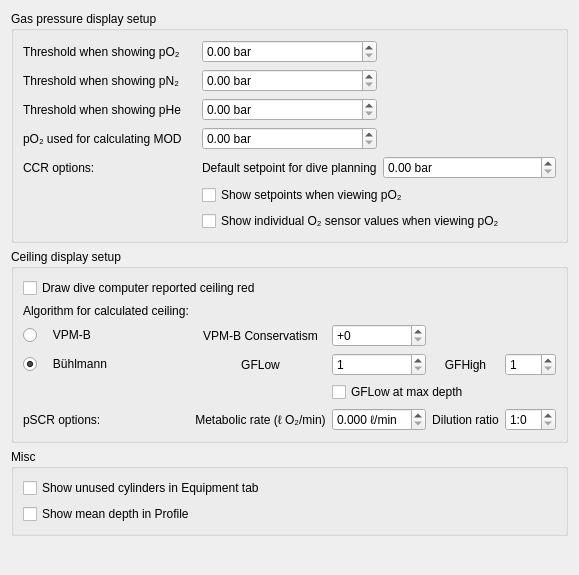
Qt form desktop-widgets/preferences/preferences_graph.ui (subsurface/subsurface) before a commit.
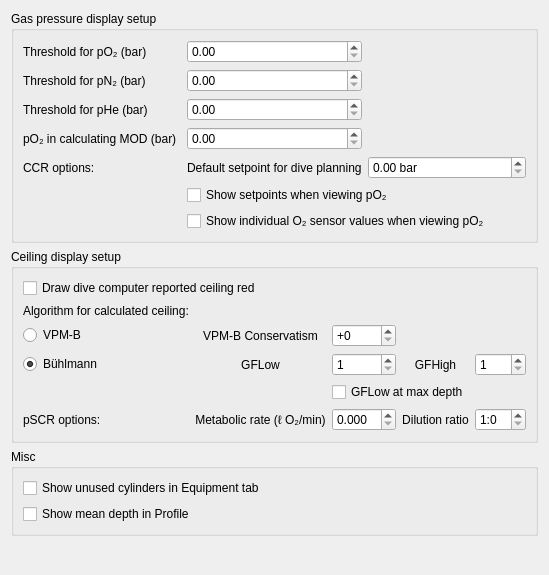
The same form after that commit.

Commit message:
Updates to Preferences -> Graph
This reorganises the Preferences->Graph tab.
All leading spaces have been removed for labels and text fields.

```diff
--- a/desktop-widgets/preferences/preferences_graph.ui
+++ b/desktop-widgets/preferences/preferences_graph.ui
@@ -26,7 +26,7 @@
          <bool>true</bool>
         </property>
         <property name="text">
-         <string>Threshold when showing pO₂</string>
+         <string>Threshold for pO₂ (bar)</string>
         </property>
        </widget>
       </item>
@@ -38,9 +38,6 @@
         <property name="singleStep">
          <double>0.100000000000000</double>
         </property>
-        <property name="suffix">
-         <string> bar</string>
-        </property>
        </widget>
       </item>
       <item row="1" column="0">
@@ -49,7 +46,7 @@
          <bool>true</bool>
         </property>
         <property name="text">
-         <string>Threshold when showing pN₂</string>
+         <string>Threshold for pN₂ (bar)</string>
         </property>
        </widget>
       </item>
@@ -61,9 +58,6 @@
         <property name="singleStep">
          <double>0.100000000000000</double>
         </property>
-        <property name="suffix">
-         <string> bar</string>
-        </property>
        </widget>
       </item>
       <item row="2" column="0">
@@ -72,7 +66,7 @@
          <bool>true</bool>
         </property>
         <property name="text">
-         <string>Threshold when showing pHe</string>
+         <string>Threshold for pHe (bar)</string>
         </property>
        </widget>
       </item>
@@ -84,9 +78,6 @@
         <property name="singleStep">
          <double>0.100000000000000</double>
         </property>
-        <property name="suffix">
-         <string> bar</string>
-        </property>
        </widget>
       </item>
       <item row="3" column="0">
@@ -95,7 +86,7 @@
          <bool>true</bool>
         </property>
         <property name="text">
-         <string>pO₂ used for calculating MOD</string>
+         <string>pO₂ in calculating MOD (bar)</string>
         </property>
        </widget>
       </item>
@@ -107,9 +98,6 @@
         <property name="singleStep">
          <double>0.100000000000000</double>
         </property>
-        <property name="suffix">
-         <string> bar</string>
-        </property>
        </widget>
       </item>
       <item row="4" column="0">
@@ -188,7 +176,7 @@
       <item row="2" column="0">
        <widget class="QRadioButton" name="vpmb">
         <property name="text">
-         <string>   VPM-B</string>
+         <string>VPM-B</string>
         </property>
        </widget>
       </item>
@@ -218,7 +206,7 @@
       <item row="3" column="0">
        <widget class="QRadioButton" name="buehlmann">
         <property name="text">
-         <string>   Bühlmann</string>
+         <string>Bühlmann</string>
         </property>
         <property name="checked">
          <bool>true</bool>
@@ -291,9 +279,6 @@
       </item>
       <item row="5" column="2">
        <widget class="QDoubleSpinBox" name="psro2rate">
-        <property name="suffix">
-         <string> ℓ/min</string>
-        </property>
         <property name="decimals">
          <number>3</number>
         </property>
```
